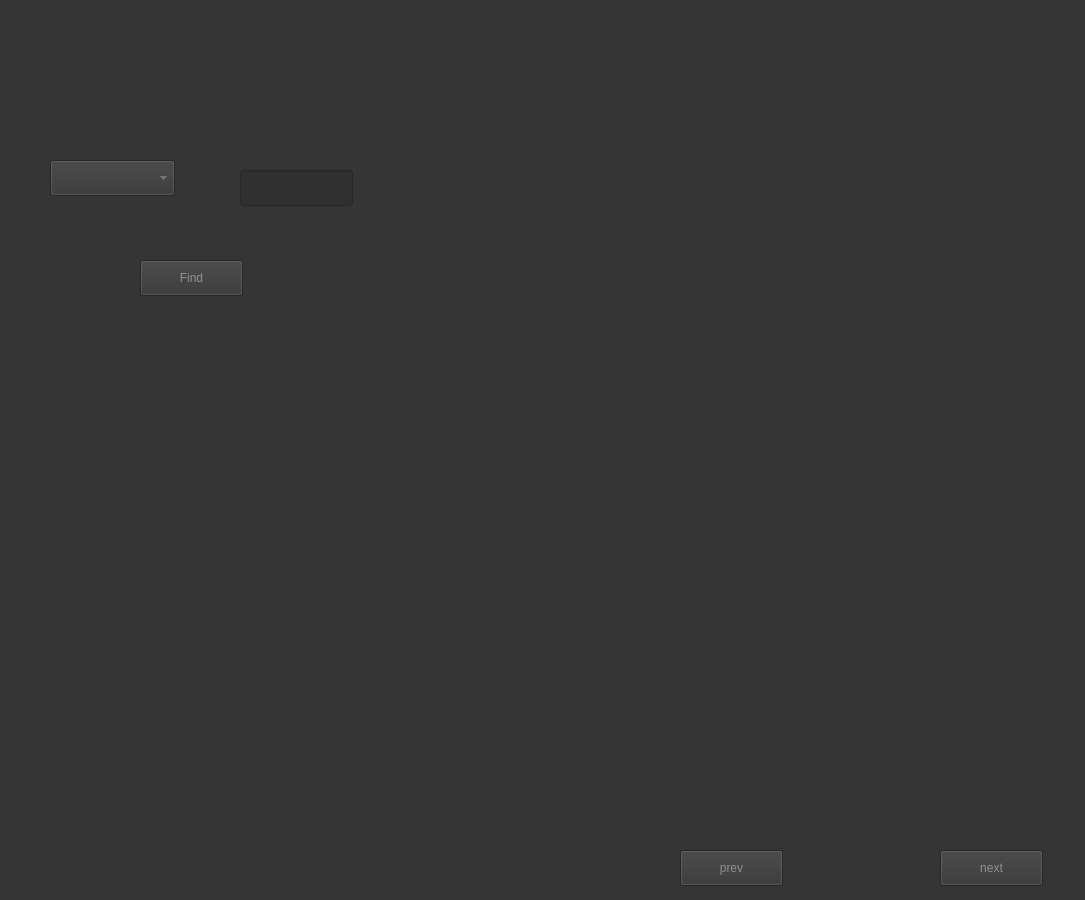
First picture: the form in form.ui, repository TheHuntsman4/Martian_Chronicles, before the edit.
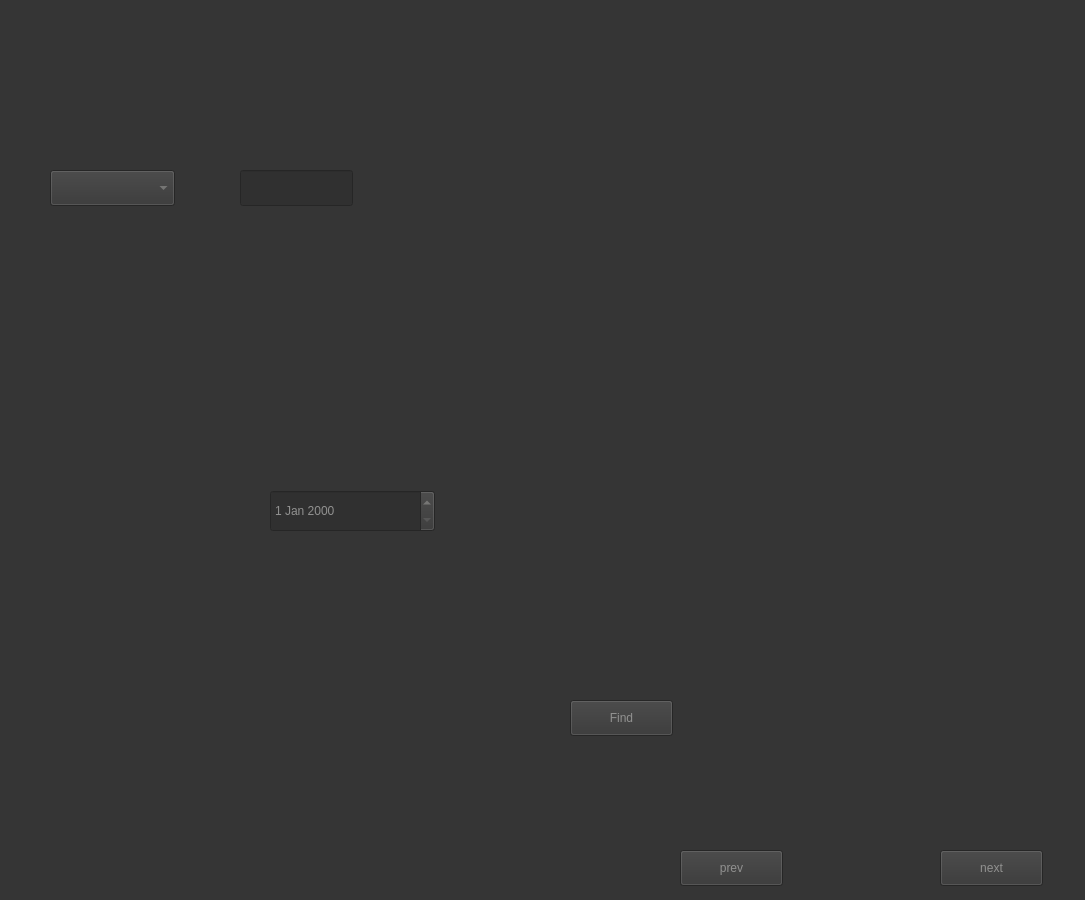
Second picture: the form after the edit.

Diff of the .ui file:
```diff
--- a/form.ui
+++ b/form.ui
@@ -22,63 +22,63 @@
      <colorrole role="WindowText">
       <brush brushstyle="SolidPattern">
        <color alpha="255">
-        <red>0</red>
-        <green>0</green>
-        <blue>0</blue>
+        <red>255</red>
+        <green>255</green>
+        <blue>255</blue>
        </color>
       </brush>
      </colorrole>
      <colorrole role="Button">
       <brush brushstyle="SolidPattern">
        <color alpha="255">
-        <red>255</red>
-        <green>255</green>
-        <blue>255</blue>
+        <red>0</red>
+        <green>0</green>
+        <blue>0</blue>
        </color>
       </brush>
      </colorrole>
      <colorrole role="Light">
       <brush brushstyle="SolidPattern">
        <color alpha="255">
-        <red>255</red>
-        <green>255</green>
-        <blue>255</blue>
+        <red>0</red>
+        <green>0</green>
+        <blue>0</blue>
        </color>
       </brush>
      </colorrole>
      <colorrole role="Midlight">
       <brush brushstyle="SolidPattern">
        <color alpha="255">
-        <red>255</red>
-        <green>255</green>
-        <blue>255</blue>
+        <red>0</red>
+        <green>0</green>
+        <blue>0</blue>
        </color>
       </brush>
      </colorrole>
      <colorrole role="Dark">
       <brush brushstyle="SolidPattern">
        <color alpha="255">
-        <red>127</red>
-        <green>127</green>
-        <blue>127</blue>
+        <red>0</red>
+        <green>0</green>
+        <blue>0</blue>
        </color>
       </brush>
      </colorrole>
      <colorrole role="Mid">
       <brush brushstyle="SolidPattern">
        <color alpha="255">
-        <red>170</red>
-        <green>170</green>
-        <blue>170</blue>
+        <red>0</red>
+        <green>0</green>
+        <blue>0</blue>
        </color>
       </brush>
      </colorrole>
      <colorrole role="Text">
       <brush brushstyle="SolidPattern">
        <color alpha="255">
-        <red>0</red>
-        <green>0</green>
-        <blue>0</blue>
+        <red>255</red>
+        <green>255</green>
+        <blue>255</blue>
        </color>
       </brush>
      </colorrole>
@@ -94,27 +94,27 @@
      <colorrole role="ButtonText">
       <brush brushstyle="SolidPattern">
        <color alpha="255">
-        <red>0</red>
-        <green>0</green>
-        <blue>0</blue>
+        <red>255</red>
+        <green>255</green>
+        <blue>255</blue>
        </color>
       </brush>
      </colorrole>
      <colorrole role="Base">
       <brush brushstyle="SolidPattern">
        <color alpha="255">
-        <red>255</red>
-        <green>255</green>
-        <blue>255</blue>
+        <red>0</red>
+        <green>0</green>
+        <blue>0</blue>
        </color>
       </brush>
      </colorrole>
      <colorrole role="Window">
       <brush brushstyle="SolidPattern">
        <color alpha="255">
-        <red>255</red>
-        <green>255</green>
-        <blue>255</blue>
+        <red>0</red>
+        <green>0</green>
+        <blue>0</blue>
        </color>
       </brush>
      </colorrole>
@@ -130,9 +130,9 @@
      <colorrole role="AlternateBase">
       <brush brushstyle="SolidPattern">
        <color alpha="255">
-        <red>255</red>
-        <green>255</green>
-        <blue>255</blue>
+        <red>0</red>
+        <green>0</green>
+        <blue>0</blue>
        </color>
       </brush>
      </colorrole>
@@ -157,9 +157,9 @@
      <colorrole role="PlaceholderText">
       <brush brushstyle="SolidPattern">
        <color alpha="127">
-        <red>0</red>
-        <green>0</green>
-        <blue>0</blue>
+        <red>255</red>
+        <green>255</green>
+        <blue>255</blue>
        </color>
       </brush>
      </colorrole>
@@ -314,63 +314,63 @@
      <colorrole role="WindowText">
       <brush brushstyle="SolidPattern">
        <color alpha="255">
-        <red>127</red>
-        <green>127</green>
-        <blue>127</blue>
+        <red>0</red>
+        <green>0</green>
+        <blue>0</blue>
        </color>
       </brush>
      </colorrole>
      <colorrole role="Button">
       <brush brushstyle="SolidPattern">
        <color alpha="255">
-        <red>255</red>
-        <green>255</green>
-        <blue>255</blue>
+        <red>0</red>
+        <green>0</green>
+        <blue>0</blue>
        </color>
       </brush>
      </colorrole>
      <colorrole role="Light">
       <brush brushstyle="SolidPattern">
        <color alpha="255">
-        <red>255</red>
-        <green>255</green>
-        <blue>255</blue>
+        <red>0</red>
+        <green>0</green>
+        <blue>0</blue>
        </color>
       </brush>
      </colorrole>
      <colorrole role="Midlight">
       <brush brushstyle="SolidPattern">
        <color alpha="255">
-        <red>255</red>
-        <green>255</green>
-        <blue>255</blue>
+        <red>0</red>
+        <green>0</green>
+        <blue>0</blue>
        </color>
       </brush>
      </colorrole>
      <colorrole role="Dark">
       <brush brushstyle="SolidPattern">
        <color alpha="255">
-        <red>127</red>
-        <green>127</green>
-        <blue>127</blue>
+        <red>0</red>
+        <green>0</green>
+        <blue>0</blue>
        </color>
       </brush>
      </colorrole>
      <colorrole role="Mid">
       <brush brushstyle="SolidPattern">
        <color alpha="255">
-        <red>170</red>
-        <green>170</green>
-        <blue>170</blue>
+        <red>0</red>
+        <green>0</green>
+        <blue>0</blue>
        </color>
       </brush>
      </colorrole>
      <colorrole role="Text">
       <brush brushstyle="SolidPattern">
        <color alpha="255">
-        <red>127</red>
-        <green>127</green>
-        <blue>127</blue>
+        <red>0</red>
+        <green>0</green>
+        <blue>0</blue>
        </color>
       </brush>
      </colorrole>
@@ -386,27 +386,27 @@
      <colorrole role="ButtonText">
       <brush brushstyle="SolidPattern">
        <color alpha="255">
-        <red>127</red>
-        <green>127</green>
-        <blue>127</blue>
+        <red>0</red>
+        <green>0</green>
+        <blue>0</blue>
        </color>
       </brush>
      </colorrole>
      <colorrole role="Base">
       <brush brushstyle="SolidPattern">
        <color alpha="255">
-        <red>255</red>
-        <green>255</green>
-        <blue>255</blue>
+        <red>0</red>
+        <green>0</green>
+        <blue>0</blue>
        </color>
       </brush>
      </colorrole>
      <colorrole role="Window">
       <brush brushstyle="SolidPattern">
        <color alpha="255">
-        <red>255</red>
-        <green>255</green>
-        <blue>255</blue>
+        <red>0</red>
+        <green>0</green>
+        <blue>0</blue>
        </color>
       </brush>
      </colorrole>
@@ -464,8 +464,8 @@
   <widget class="QPushButton" name="pushButton">
    <property name="geometry">
     <rect>
-     <x>140</x>
-     <y>260</y>
+     <x>570</x>
+     <y>700</y>
      <width>103</width>
      <height>36</height>
     </rect>
@@ -475,12 +475,15 @@
    </property>
   </widget>
   <widget class="QLabel" name="label">
+   <property name="enabled">
+    <bool>true</bool>
+   </property>
    <property name="geometry">
     <rect>
-     <x>400</x>
-     <y>10</y>
-     <width>641</width>
-     <height>801</height>
+     <x>390</x>
+     <y>70</y>
+     <width>491</width>
+     <height>491</height>
     </rect>
    </property>
    <property name="palette">
@@ -972,12 +975,22 @@
    <property name="geometry">
     <rect>
      <x>50</x>
-     <y>160</y>
+     <y>170</y>
      <width>125</width>
      <height>36</height>
     </rect>
    </property>
   </widget>
+  <widget class="QDateEdit" name="dateEdit">
+   <property name="geometry">
+    <rect>
+     <x>270</x>
+     <y>490</y>
+     <width>165</width>
+     <height>42</height>
+    </rect>
+   </property>
+  </widget>
  </widget>
  <resources/>
  <connections/>
```
Left out of the diff: 442 changed lines with no effect on the pictures.
